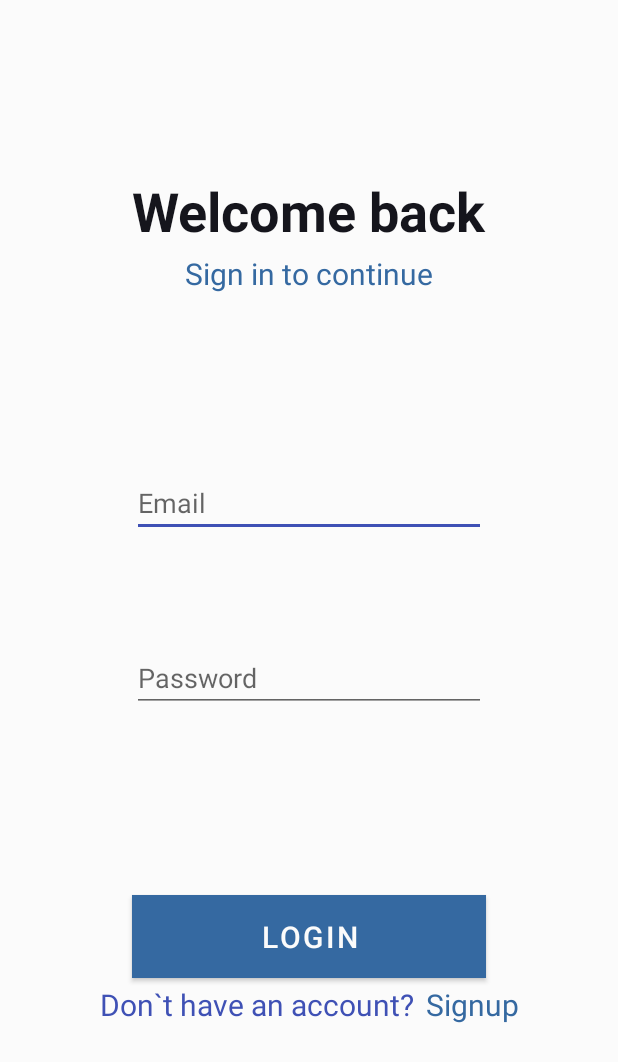
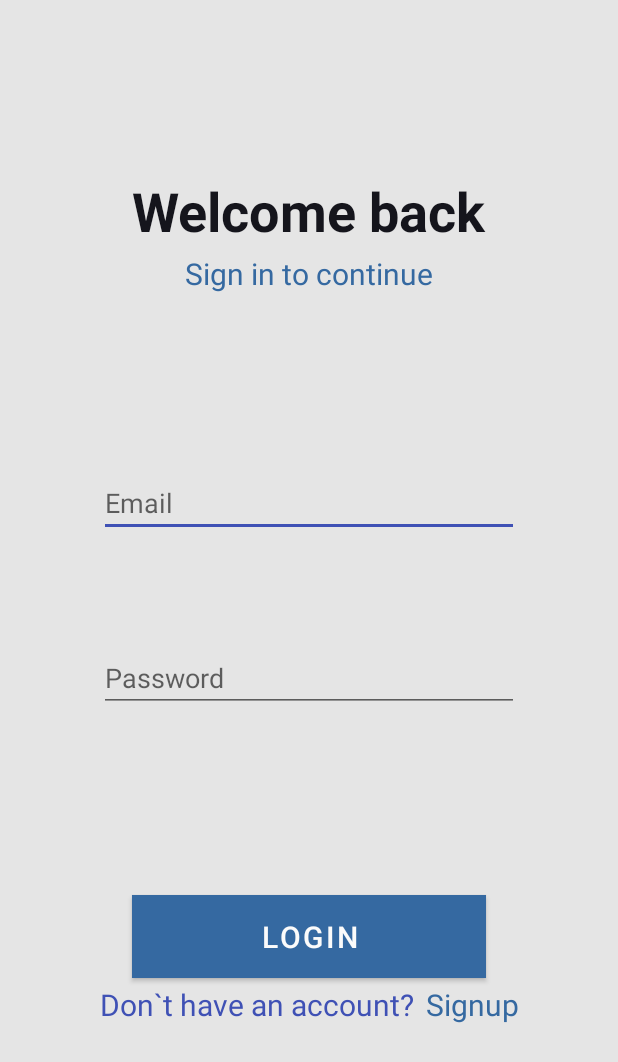
Before and after one commit to rovein/purity-service, an Android app: the screen it shows after launch (SignInActivity), on a phone screen of 412 x 824 dp. Shown: the top 1062 px of the screen. Run offline under Robolectric (Android 15) with nearby library versions, the phone set to English and light mode, and no system bars.

Commit message:
Changed background color and other minor changes on mobile

```diff
--- a/mobile/app/src/main/java/ua/nure/cleaningservice/ui/util/LoadingDialog.kt
+++ b/mobile/app/src/main/java/ua/nure/cleaningservice/ui/util/LoadingDialog.kt
@@ -7,6 +7,7 @@ import ua.nure.cleaningservice.R
 class LoadingDialog(private val activity: Activity) {
 
     private lateinit var dialog: AlertDialog
+    private var progressStatus = 0
 
     fun start() {
         val builder = AlertDialog.Builder(activity)
--- a/mobile/app/src/main/res/layout/activity_add_placement.xml
+++ b/mobile/app/src/main/res/layout/activity_add_placement.xml
@@ -5,7 +5,7 @@
     android:layout_width="match_parent"
     android:layout_height="match_parent"
     tools:context=".ui.edit.EditPlacementActivity"
-    android:background="@color/white">
+        android:background="@color/light_grey">
 
     <TextView
         android:id="@+id/add_room_label"
--- a/mobile/app/src/main/res/layout/activity_add_service.xml
+++ b/mobile/app/src/main/res/layout/activity_add_service.xml
@@ -5,7 +5,7 @@
     android:layout_width="match_parent"
     android:layout_height="match_parent"
     tools:context=".ui.edit.EditServicesActivity"
-    android:background="@color/white">
+        android:background="@color/light_grey">
 
     <TextView
         android:id="@+id/add_service_label"
--- a/mobile/app/src/main/res/layout/activity_cleaning_provider_menu.xml
+++ b/mobile/app/src/main/res/layout/activity_cleaning_provider_menu.xml
@@ -6,7 +6,7 @@
     android:layout_height="match_parent"
     android:gravity="center_horizontal"
     android:orientation="vertical"
-    android:background="@color/light"
+        android:background="@color/light_grey"
     tools:context=".ui.auth.MenuActivity">
 
     <TextView
--- a/mobile/app/src/main/res/layout/activity_contracts.xml
+++ b/mobile/app/src/main/res/layout/activity_contracts.xml
@@ -4,7 +4,8 @@
     xmlns:tools="http://schemas.android.com/tools"
     android:layout_width="match_parent"
     android:layout_height="match_parent"
-    tools:context=".ui.contracts.ContractsActivity">
+    tools:context=".ui.contracts.ContractsActivity"
+        android:background="@color/light_grey">
     <ImageView
         android:id="@+id/header_bg"
         android:layout_width="match_parent"
--- a/mobile/app/src/main/res/layout/activity_placement_owner_menu.xml
+++ b/mobile/app/src/main/res/layout/activity_placement_owner_menu.xml
@@ -6,7 +6,7 @@
     android:layout_height="match_parent"
     android:gravity="center_horizontal"
     android:orientation="vertical"
-    android:background="@color/light"
+        android:background="@color/light_grey"
     tools:context=".ui.auth.MenuActivity">
 
     <TextView
--- a/mobile/app/src/main/res/layout/activity_placements.xml
+++ b/mobile/app/src/main/res/layout/activity_placements.xml
@@ -4,7 +4,8 @@
     xmlns:tools="http://schemas.android.com/tools"
     android:layout_width="match_parent"
     android:layout_height="match_parent"
-    tools:context=".ui.profile.PlacementsActivity">
+    tools:context=".ui.profile.PlacementsActivity"
+        android:background="@color/light_grey">
     <ImageView
         android:id="@+id/header_bg"
         android:layout_width="match_parent"
--- a/mobile/app/src/main/res/layout/activity_profile.xml
+++ b/mobile/app/src/main/res/layout/activity_profile.xml
@@ -4,7 +4,8 @@
     xmlns:tools="http://schemas.android.com/tools"
     android:layout_width="match_parent"
     android:layout_height="match_parent"
-    tools:context=".ui.profile.ProfileActivity">
+    tools:context=".ui.profile.ProfileActivity"
+        android:background="@color/light_grey">
 
     <ImageView
         android:id="@+id/header_bg"
--- a/mobile/app/src/main/res/layout/activity_search.xml
+++ b/mobile/app/src/main/res/layout/activity_search.xml
@@ -4,7 +4,8 @@
     xmlns:tools="http://schemas.android.com/tools"
     android:layout_width="match_parent"
     android:layout_height="match_parent"
-    tools:context=".ui.profile.SearchActivity">
+    tools:context=".ui.profile.SearchActivity"
+        android:background="@color/light_grey">
 
     <ImageView
         android:id="@+id/header_bg"
--- a/mobile/app/src/main/res/layout/activity_services.xml
+++ b/mobile/app/src/main/res/layout/activity_services.xml
@@ -4,7 +4,8 @@
     xmlns:tools="http://schemas.android.com/tools"
     android:layout_width="match_parent"
     android:layout_height="match_parent"
-    tools:context=".ui.profile.ServicesActivity">
+    tools:context=".ui.profile.ServicesActivity"
+        android:background="@color/light_grey">
 
     <ImageView
         android:id="@+id/header_bg"
--- a/mobile/app/src/main/res/layout/activity_sign_in.xml
+++ b/mobile/app/src/main/res/layout/activity_sign_in.xml
@@ -5,7 +5,7 @@
     android:layout_width="match_parent"
     android:layout_height="match_parent"
     tools:context=".ui.auth.SignInActivity"
-    android:background="@color/light">
+    android:background="@color/light_grey">
 
     <TextView
         android:id="@+id/signup_title"
@@ -31,7 +31,7 @@
 
     <EditText
         android:id="@+id/email"
-        android:layout_width="0dp"
+        android:layout_width="280dp"
         android:layout_height="wrap_content"
         style="@style/custom_input"
         android:hint="@string/email"
@@ -44,7 +44,7 @@
     <EditText
         android:id="@+id/password"
         style="@style/custom_input"
-        android:layout_width="0dp"
+        android:layout_width="280dp"
         android:layout_height="wrap_content"
         android:hint="@string/password"
         android:inputType="textPassword"
--- a/mobile/app/src/main/res/layout/activity_sign_up.xml
+++ b/mobile/app/src/main/res/layout/activity_sign_up.xml
@@ -5,7 +5,7 @@
     android:layout_width="match_parent"
     android:layout_height="match_parent"
     tools:context=".ui.auth.SignUpActivity"
-    android:background="@color/light">
+    android:background="@color/light_grey">
 
     <EditText
             android:id="@+id/confirm_password"
--- a/mobile/app/src/main/res/layout/contract_card.xml
+++ b/mobile/app/src/main/res/layout/contract_card.xml
@@ -2,7 +2,8 @@
 <androidx.cardview.widget.CardView xmlns:android="http://schemas.android.com/apk/res/android"
     xmlns:app="http://schemas.android.com/apk/res-auto"
     android:id="@+id/contract_cv"
-    style="@style/card">
+    style="@style/card"
+        >
 
     <RelativeLayout style="@style/card_rl">
 
--- a/mobile/app/src/main/res/layout/sign_contract_activity.xml
+++ b/mobile/app/src/main/res/layout/sign_contract_activity.xml
@@ -4,7 +4,8 @@
     xmlns:tools="http://schemas.android.com/tools"
     android:layout_width="match_parent"
     android:layout_height="match_parent"
-    tools:context=".ui.profile.ProfileActivity">
+    tools:context=".ui.profile.ProfileActivity"
+    android:background="@color/light_grey">
 
 
     <ImageView
--- a/mobile/app/src/main/res/values/colors.xml
+++ b/mobile/app/src/main/res/values/colors.xml
@@ -9,6 +9,7 @@
     <color name="white">#FFFFFFFF</color>
 
     <color name="light">#fbfbfb</color>
+    <color name="light_grey">#e5e5e5</color>
     <color name="main_light">#3569A1</color>
     <color name="main_dark">#3f51b5</color>
     <color name="dark">#15151C</color>
--- a/mobile/app/src/main/res/values/styles.xml
+++ b/mobile/app/src/main/res/values/styles.xml
@@ -31,6 +31,7 @@
     </style>
 
     <style name="card">
+        <item name="android:background">@color/light_grey</item>
         <item name="android:layout_width">match_parent</item>
         <item name="android:layout_height">wrap_content</item>
         <item name="android:layout_marginTop">10dp</item>
--- a/mobile/build.gradle
+++ b/mobile/build.gradle
@@ -6,7 +6,7 @@ buildscript {
         mavenCentral()
     }
     dependencies {
-        classpath "com.android.tools.build:gradle:4.2.0"
+        classpath 'com.android.tools.build:gradle:4.2.1'
         classpath "org.jetbrains.kotlin:kotlin-gradle-plugin:$kotlin_version"
 
         // NOTE: Do not place your application dependencies here; they belong
```
Also changed, not shown: mobile/app/src/main/java/ua/nure/cleaningservice/ui/profile/ProfileActivity.kt (+33 -19 lines), mobile/app/src/main/res/layout/loading_dialog.xml (+13 -10 lines).
